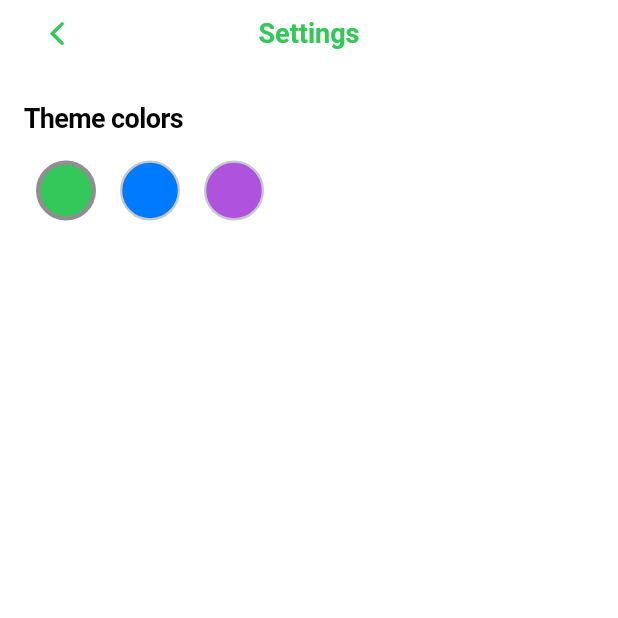
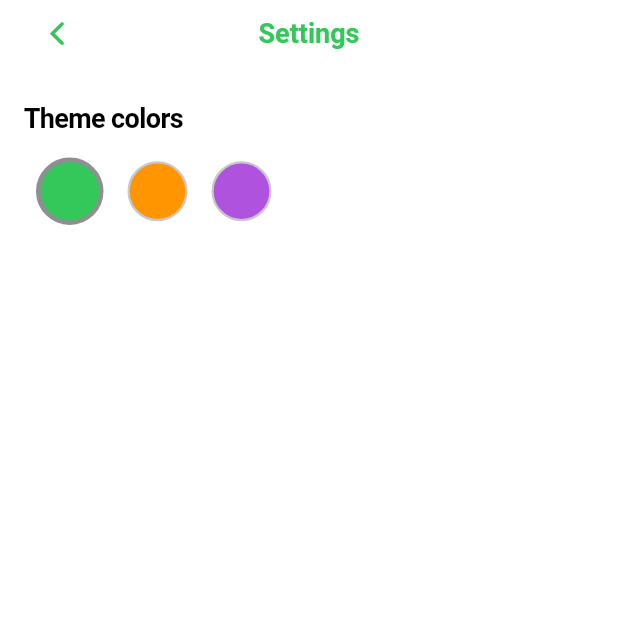
Before and after one commit to akitorahayashi/redux_practice, a Flutter app: the SettingsPage screen opened directly, on a phone screen of 412 x 824 dp, the top half of it. Run offline on Flutter 3.47's test engine with Material 3 defaults, Android fonts, the phone set to English and light mode, and no system bars; our stand-ins replace flutter_hooks, flutter_riverpod, flutter_slidable, freezed_annotation, hooks_riverpod, modal_bottom_sheet.

Commit message:
テーマが変更される際にアニメーションを追加した

```diff
--- a/lib/model/rp_theme_type.dart
+++ b/lib/model/rp_theme_type.dart
@@ -3,6 +3,8 @@ import 'package:redux_practice/resource/rp_theme/rp_theme_config.dart';
 import 'package:json_annotation/json_annotation.dart';
 
 part 'generate/rp_theme_type.g.dart';
+
+// $ dart run build_runner build
 
 @JsonEnum(alwaysCreate: true)
 enum RPThemeType {
@@ -41,7 +43,7 @@ enum RPThemeType {
   @JsonValue("lightBlue")
   lightBlue(
     light: RPThemeConfig(
-      primaryColor: CupertinoColors.systemBlue,
+      primaryColor: CupertinoColors.activeOrange,
       barBackgroundColor: CupertinoColors.systemBackground,
       scaffoldBackgroundColor: CupertinoColors.systemBackground,
       textTheme: CupertinoTextThemeData(
@@ -55,7 +57,7 @@ enum RPThemeType {
       ),
     ),
     dark: RPThemeConfig(
-      primaryColor: CupertinoColors.systemBlue,
+      primaryColor: CupertinoColors.activeOrange,
       barBackgroundColor: CupertinoColors.darkBackgroundGray,
       scaffoldBackgroundColor: CupertinoColors.black,
       textTheme: CupertinoTextThemeData(
--- a/lib/view/settings_page/settings_page.dart
+++ b/lib/view/settings_page/settings_page.dart
@@ -18,7 +18,16 @@ class SettingsPage extends ConsumerWidget {
       child: SafeArea(
         child: Padding(
           padding: const EdgeInsets.symmetric(horizontal: 16.0, vertical: 8.0),
-          child: _buildThemeSelection(context, ref, selectedThemeType),
+          child: AnimatedSwitcher(
+            duration: const Duration(milliseconds: 300),
+            transitionBuilder: (Widget child, Animation<double> animation) {
+              return FadeTransition(
+                opacity: animation,
+                child: ScaleTransition(scale: animation, child: child),
+              );
+            },
+            child: _buildThemeSelection(context, ref, selectedThemeType),
+          ),
         ),
       ),
     );
@@ -41,7 +50,7 @@ class SettingsPage extends ConsumerWidget {
       leading: CupertinoButton(
         padding: EdgeInsets.zero,
         child: const Icon(CupertinoIcons.back, size: 24),
-        onPressed: () => Navigator.pop(context), // 戻るボタンの動作
+        onPressed: () => Navigator.pop(context),
       ),
     );
   }
@@ -86,9 +95,11 @@ class SettingsPage extends ConsumerWidget {
             ref.read(rpAppStateProvider.notifier).dispatchThemeAction(
                 RPThemeAction.changeTheme(themeType: themeType));
           },
-          child: Container(
-            width: 40,
-            height: 40,
+          child: AnimatedContainer(
+            duration: const Duration(milliseconds: 300),
+            curve: Curves.easeInOut,
+            width: isSelected ? 45 : 40,
+            height: isSelected ? 45 : 40,
             margin: const EdgeInsets.symmetric(horizontal: 8),
             decoration: BoxDecoration(
               color: CupertinoDynamicColor.resolve(
```
